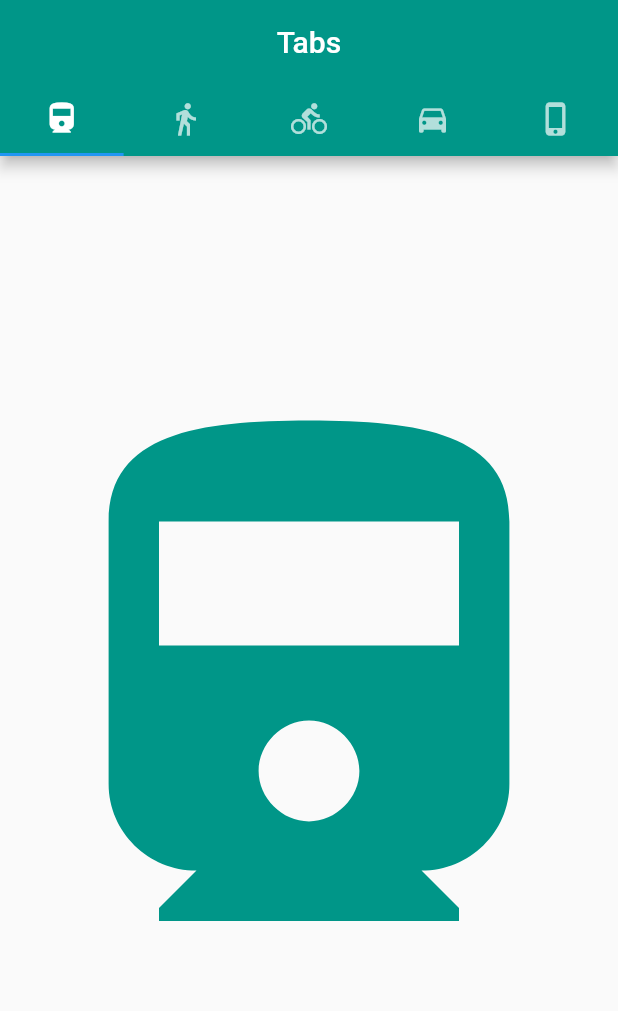
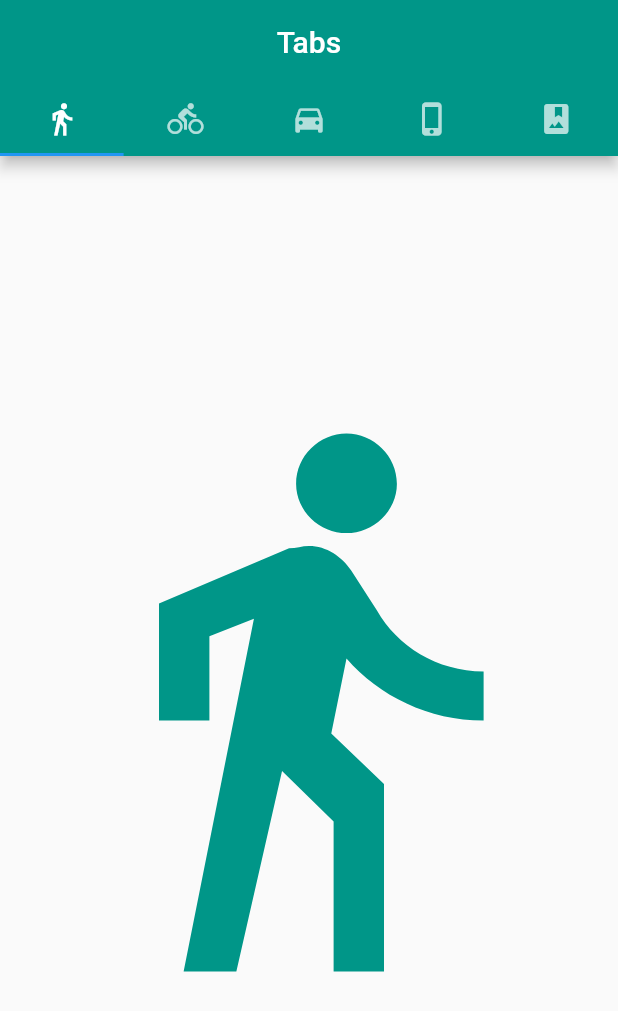
Before and after one commit to AmitGain1818/tap_bar, a Flutter app: the screen it shows after launch, on a phone screen of 412 x 824 dp. Shown: the top 1011 px of the screen. Run offline on Flutter 3.47's test engine with Material 2 defaults, Android fonts, the phone set to English and light mode, and no system bars.

Commit message:
Add Image

```diff
--- a/lib/main.dart
+++ b/lib/main.dart
@@ -18,11 +18,11 @@ class TabBarApp extends StatelessWidget {
             backgroundColor: Colors.teal,
             bottom: const TabBar(
               tabs: [
-                Tab(icon: Icon(Icons.directions_train)),
                 Tab(icon: Icon(Icons.directions_walk)),
                 Tab(icon: Icon(Icons.directions_bike)),
                 Tab(icon: Icon(Icons.directions_car)),
                 Tab(icon: Icon(Icons.phone_iphone)),
+                Tab(icon: Icon(Icons.photo_album)),
               ],
             ),
             title: const Text('Tabs'),
@@ -30,11 +30,6 @@ class TabBarApp extends StatelessWidget {
           ),
           body: const TabBarView(
             children: [
-              Icon(
-                Icons.directions_train,
-                size: 400,
-                color: Colors.teal,
-              ),
               Icon(
                 Icons.directions_walk,
                 size: 400,
@@ -55,6 +50,11 @@ class TabBarApp extends StatelessWidget {
                 size: 400,
                 color: Colors.teal,
               ),
+              Image(
+                image: NetworkImage(
+                    'https://images.unsplash.com/photo-1593642632559-0c6d3fc62b89?ixlib=rb-1.2.1&ixid=MnwxMjA3fDF8MHxwaG90by1wYWdlfHx8fGVufDB8fHx8&auto=format&fit=crop&w=869&q=80'),
+                fit: BoxFit.fitWidth,
+              )
             ],
           ),
         ),
```
